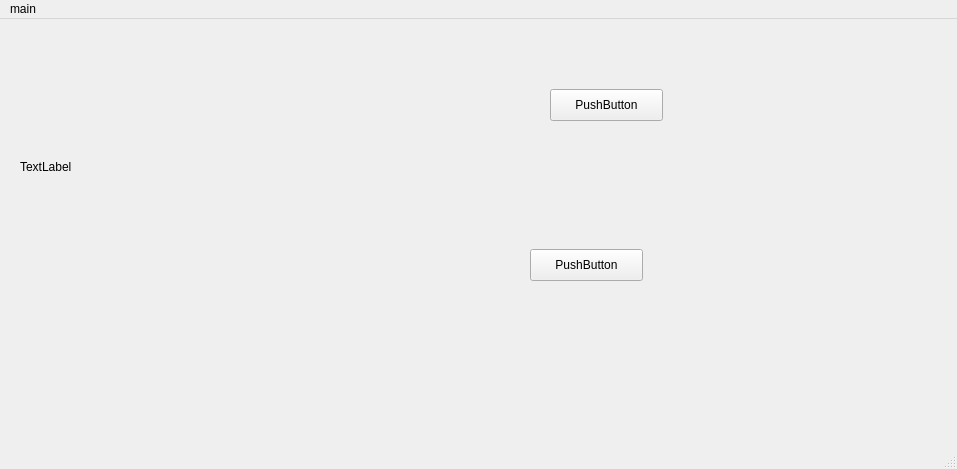
This is mainwindow.ui in sealday/face as Qt 5 draws it before an edit. The edited form follows.
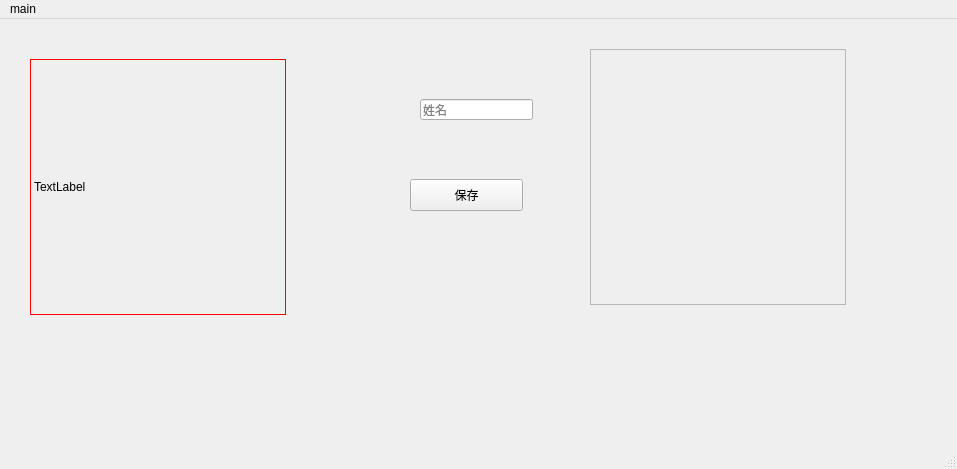
This is the edited form.

Commit message: 简单相册功能

```diff
--- a/mainwindow.ui
+++ b/mainwindow.ui
@@ -17,42 +17,74 @@
    <widget class="QPushButton" name="pushButton">
     <property name="geometry">
      <rect>
-      <x>550</x>
-      <y>70</y>
+      <x>410</x>
+      <y>160</y>
       <width>113</width>
       <height>32</height>
      </rect>
     </property>
     <property name="text">
-     <string>PushButton</string>
-    </property>
-   </widget>
-   <widget class="QPushButton" name="pushButton_2">
-    <property name="geometry">
-     <rect>
-      <x>530</x>
-      <y>230</y>
-      <width>113</width>
-      <height>32</height>
-     </rect>
-    </property>
-    <property name="text">
-     <string>PushButton</string>
+     <string>保存</string>
     </property>
    </widget>
    <widget class="QLabel" name="label">
     <property name="geometry">
      <rect>
-      <x>20</x>
-      <y>20</y>
+      <x>30</x>
+      <y>40</y>
       <width>256</width>
       <height>256</height>
      </rect>
     </property>
+    <property name="styleSheet">
+     <string notr="true">QLabel {
+	border: 1px solid red;
+}</string>
+    </property>
     <property name="text">
      <string>TextLabel</string>
     </property>
    </widget>
+   <widget class="QLineEdit" name="lineEdit">
+    <property name="geometry">
+     <rect>
+      <x>420</x>
+      <y>80</y>
+      <width>113</width>
+      <height>21</height>
+     </rect>
+    </property>
+    <property name="text">
+     <string/>
+    </property>
+    <property name="placeholderText">
+     <string>姓名</string>
+    </property>
+   </widget>
+   <widget class="QScrollArea" name="scrollArea">
+    <property name="geometry">
+     <rect>
+      <x>590</x>
+      <y>30</y>
+      <width>256</width>
+      <height>256</height>
+     </rect>
+    </property>
+    <property name="widgetResizable">
+     <bool>true</bool>
+    </property>
+    <widget class="QWidget" name="scrollAreaWidgetContents">
+     <property name="geometry">
+      <rect>
+       <x>0</x>
+       <y>0</y>
+       <width>254</width>
+       <height>254</height>
+      </rect>
+     </property>
+     <layout class="QVBoxLayout" name="verticalLayout_2"/>
+    </widget>
+   </widget>
   </widget>
   <widget class="QMenuBar" name="menubar">
    <property name="geometry">
```
Left out of the diff: 16 changed lines with no effect on the pictures. The commit also changes 1 other file.
